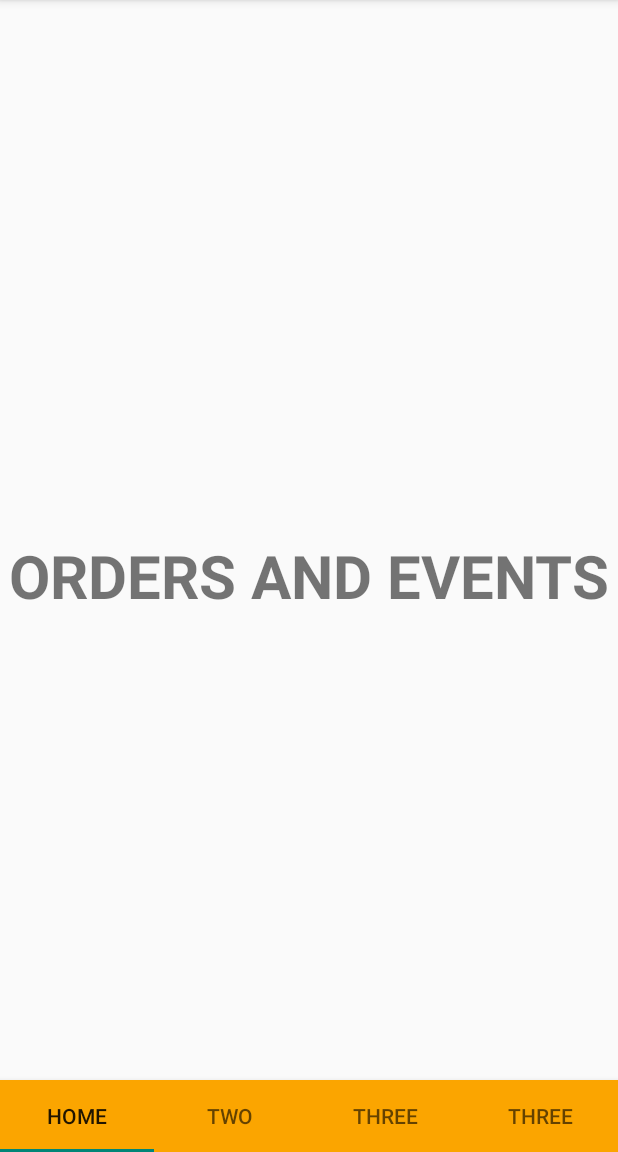
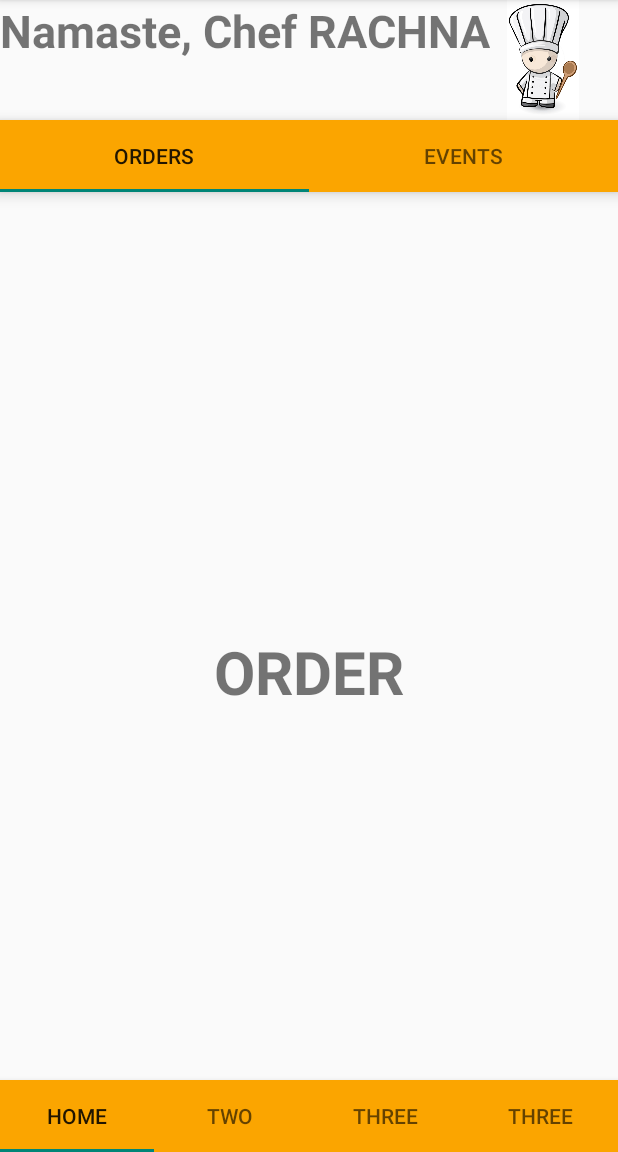
Before and after one commit to prot95/Hestia_first, an Android app: the Home_cook screen opened directly, with no data from a screen before it, on a phone screen of 412 x 824 dp, the part 84-1236 px from its top. Run offline under Robolectric (Android 15) with nearby library versions, the phone set to English and light mode, and no system bars.

Commit message:
Contains tabs in cook home page

```diff
--- a/app/src/main/java/com/example/protichi/hestia_first/Home_cook.java
+++ b/app/src/main/java/com/example/protichi/hestia_first/Home_cook.java
@@ -1,16 +1,28 @@
 package com.example.protichi.hestia_first;
 
-import android.app.Activity;
-import android.net.Uri;
 import android.os.Bundle;
+import android.support.design.widget.TabLayout;
 import android.support.v4.app.Fragment;
+import android.support.v4.app.FragmentManager;
+import android.support.v4.app.FragmentPagerAdapter;
+import android.support.v4.view.ViewPager;
 import android.view.LayoutInflater;
 import android.view.View;
 import android.view.ViewGroup;
+import android.widget.TextView;
 
+import java.util.ArrayList;
+import java.util.List;
 
 
 public class Home_cook extends Fragment {
+    //receive this field from register/sign in page
+    private String name="RACHNA";
+
+    private String welcomeText = "Namaste, Chef ";
+    private ViewPager viewPager;
+    private TabLayout tabLayout;
+
     public Home_cook() {
         // Required empty public constructor
     }
@@ -18,13 +30,68 @@ public class Home_cook extends Fragment {
     @Override
     public void onCreate(Bundle savedInstanceState) {
         super.onCreate(savedInstanceState);
+
+    }
+
+    private void setupViewPager(ViewPager viewPager) {
+        ViewPagerAdapter adapter = new ViewPagerAdapter(getChildFragmentManager());
+        adapter.addFragment(new order_fragment(), "ORDERS");
+        adapter.addFragment(new event_fragment(), "EVENTS");
+        viewPager.setAdapter(adapter);
     }
 
     @Override
     public View onCreateView(LayoutInflater inflater, ViewGroup container,
                              Bundle savedInstanceState) {
+
+        View setView = inflater.inflate(R.layout.fragment_home_cook, container, false);
         // Inflate the layout for this fragment
-        return inflater.inflate(R.layout.fragment_home_cook, container, false);
+
+        return setView;
+
+    }
+
+    @Override
+    public void onActivityCreated(Bundle savedInstanceState)
+    {
+        TextView welcomeTextView = (TextView)getView().findViewById(R.id.welcomeText);
+        String text = welcomeText + name;
+        welcomeTextView.setText(text);
+        viewPager = (ViewPager)getView().findViewById(R.id.viewpager);
+        setupViewPager(viewPager);
+        tabLayout = (TabLayout)getView().findViewById(R.id.tabs);
+        tabLayout.setupWithViewPager(viewPager);
+        super.onActivityCreated(savedInstanceState);
+
+    }
+
+    class ViewPagerAdapter extends FragmentPagerAdapter {
+        private final List<Fragment> mFragmentList = new ArrayList<>();
+        private final List<String> mFragmentTitleList = new ArrayList<>();
+
+        public ViewPagerAdapter(FragmentManager manager) {
+            super(manager);
+        }
+
+        @Override
+        public Fragment getItem(int position) {
+            return mFragmentList.get(position);
+        }
+
+        @Override
+        public int getCount() {
+            return mFragmentList.size();
+        }
+
+        public void addFragment(Fragment fragment, String title) {
+            mFragmentList.add(fragment);
+            mFragmentTitleList.add(title);
+        }
+
+        @Override
+        public CharSequence getPageTitle(int position) {
+            return mFragmentTitleList.get(position);
+        }
     }
 
 }
--- /dev/null
+++ b/app/src/main/java/com/example/protichi/hestia_first/event_fragment.java
@@ -0,0 +1,38 @@
+package com.example.protichi.hestia_first;
+
+import android.app.Activity;
+import android.net.Uri;
+import android.os.Bundle;
+import android.support.v4.app.Fragment;
+import android.view.LayoutInflater;
+import android.view.View;
+import android.view.ViewGroup;
+import android.widget.TextView;
+
+
+public class event_fragment extends Fragment {
+
+    public event_fragment(){}
+
+    @Override
+    public void onCreate(Bundle savedInstanceState) {
+        super.onCreate(savedInstanceState);
+
+    }
+
+    @Override
+    public View onCreateView(LayoutInflater inflater, ViewGroup container,
+                             Bundle savedInstanceState) {
+        return inflater.inflate(R.layout.order_event_layout, container, false);
+    }
+
+    @Override
+    public void onActivityCreated(Bundle savedInstanceState)
+    {
+        super.onActivityCreated(savedInstanceState);
+        TextView welcomeTextView = (TextView)getView().findViewById(R.id.text);
+        welcomeTextView.setText("EVENT");
+
+    }
+
+}
--- /dev/null
+++ b/app/src/main/java/com/example/protichi/hestia_first/order_fragment.java
@@ -0,0 +1,45 @@
+package com.example.protichi.hestia_first;
+
+import android.app.Activity;
+import android.net.Uri;
+import android.os.Bundle;
+import android.support.v4.view.ViewPager;
+import android.support.v4.app.Fragment;
+import android.view.LayoutInflater;
+import android.view.View;
+import android.view.ViewGroup;
+import android.widget.TextView;
+
+public class order_fragment extends Fragment {
+
+    public order_fragment()
+    {
+        // Required empty public constructor
+    }
+
+    @Override
+    public void onCreate(Bundle savedInstanceState) {
+        super.onCreate(savedInstanceState);
+
+    }
+
+    @Override
+    public View onCreateView(LayoutInflater inflater, ViewGroup container,
+                             Bundle savedInstanceState) {
+        // Inflate the layout for this fragment
+
+        return inflater.inflate(R.layout.order_event_layout, container, false);
+
+    }
+
+    @Override
+    public void onActivityCreated(Bundle savedInstanceState)
+    {
+        super.onActivityCreated(savedInstanceState);
+        TextView welcomeTextView = (TextView)getView().findViewById(R.id.text);
+        welcomeTextView.setText("ORDER");
+
+    }
+
+
+}
--- a/app/src/main/res/layout/fragment_home_cook.xml
+++ b/app/src/main/res/layout/fragment_home_cook.xml
@@ -1,14 +1,51 @@
-<RelativeLayout xmlns:android="http://schemas.android.com/apk/res/android"
+<LinearLayout xmlns:android="http://schemas.android.com/apk/res/android"
+    xmlns:app="http://schemas.android.com/apk/res-auto"
     xmlns:tools="http://schemas.android.com/tools" android:layout_width="match_parent"
     android:layout_height="match_parent"
-    tools:context="com.example.protichi.hestia_first.Home_cook">
+    tools:context="com.example.protichi.hestia_first.Home_cook"
+    android:orientation="vertical">
 
-    <TextView
-        android:layout_width="wrap_content"
+    <RelativeLayout
+        android:layout_width="match_parent"
+        android:layout_height="80dp">
+        <TextView
+            android:layout_width="wrap_content"
+            android:layout_height="wrap_content"
+            android:textSize="30dp"
+            android:text = "Namaste Chef"
+            android:textStyle="bold"
+            android:layout_alignParentTop="true"
+            android:layout_alignParentLeft="true"
+            android:layout_alignParentStart="true"
+            android:id="@+id/welcomeText" />
+
+        <ImageView
+            android:layout_width="100dp"
+            android:layout_height="100dp"
+            android:id="@+id/imageView2"
+            android:src="@drawable/cute_chef"
+            android:layout_alignParentTop="true"
+            android:layout_alignParentRight="true"
+            android:layout_alignParentEnd="true" />
+
+    </RelativeLayout>
+
+
+    <android.support.design.widget.TabLayout
+        android:id="@+id/tabs"
+        android:layout_width="match_parent"
         android:layout_height="wrap_content"
-        android:text="ORDERS AND EVENTS"
-        android:textSize="40dp"
-        android:textStyle="bold"
-        android:layout_centerInParent="true"/>
+        app:tabMode="fixed"
+        android:background="@color/actionbar_background"
+        app:tabGravity="fill"
+        android:fillViewport="true"
+        android:elevation="6dp"/>
 
-</RelativeLayout>
+    <android.support.v4.view.ViewPager
+        android:id="@+id/viewpager"
+        android:layout_width="match_parent"
+        android:layout_height="wrap_content"
+        app:layout_behavior="@string/appbar_scrolling_view_behavior" />
+
+
+</LinearLayout>
--- /dev/null
+++ b/app/src/main/res/layout/order_event_layout.xml
@@ -0,0 +1,14 @@
+<RelativeLayout xmlns:android="http://schemas.android.com/apk/res/android"
+    xmlns:tools="http://schemas.android.com/tools" android:layout_width="match_parent"
+    android:layout_height="match_parent"
+    tools:context="com.example.protichi.hestia_first.order_event_layout">
+
+    <TextView
+        android:layout_width="wrap_content"
+        android:layout_height="wrap_content"
+        android:textSize="40dp"
+        android:id="@+id/text"
+        android:textStyle="bold"
+        android:layout_centerInParent="true"/>
+
+</RelativeLayout>
```
Also changed, not shown: app/src/main/res/drawable/cute_chef.jpg (added).
